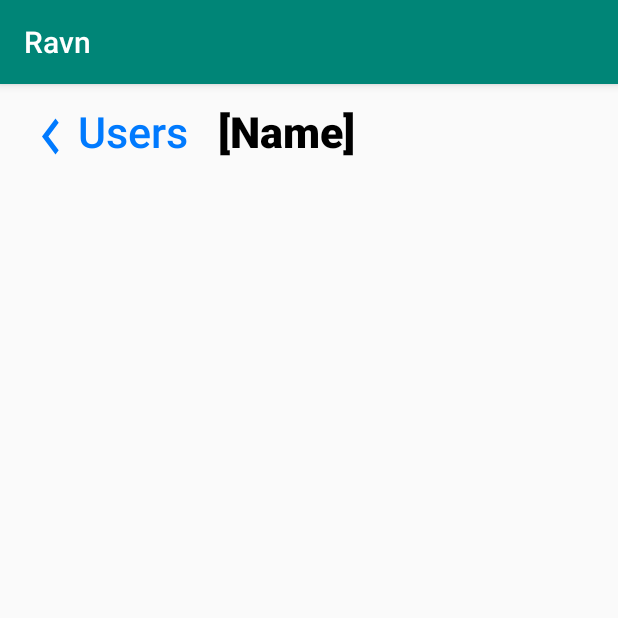
After one commit to dcharrez/Ravn, an Android app: the activity_user_repository screen opened directly, with no data from a screen before it, on a phone screen of 412 x 824 dp, the top half of it. The commit adds this screen. Run offline under Robolectric (Android 15) with nearby library versions, the phone set to English and light mode, and no system bars.

Commit message:
Created activity to show Repositories
- Added button to go back to main activity
- Added new styles and drawable following the Ravn template

```diff
--- a/app/build.gradle
+++ b/app/build.gradle
@@ -24,7 +24,7 @@ android {
 
 dependencies {
     implementation fileTree(dir: 'libs', include: ['*.jar'])
-    implementation"org.jetbrains.kotlin:kotlin-stdlib-jdk7:$kotlin_version"
+    implementation "org.jetbrains.kotlin:kotlin-stdlib-jdk7:$kotlin_version"
     implementation 'com.android.support:appcompat-v7:28.0.0'
     implementation 'com.android.support.constraint:constraint-layout:1.1.3'
     testImplementation 'junit:junit:4.12'
--- a/app/src/main/AndroidManifest.xml
+++ b/app/src/main/AndroidManifest.xml
@@ -9,6 +9,8 @@
             android:roundIcon="@mipmap/ic_launcher_round"
             android:supportsRtl="true"
             android:theme="@style/AppTheme">
+        <activity android:name=".activity_user_repository">
+        </activity>
         <activity android:name=".MainActivity">
             <intent-filter>
                 <action android:name="android.intent.action.MAIN"/>
--- /dev/null
+++ b/app/src/main/java/com/example/ravn/activity_user_repository.kt
@@ -0,0 +1,12 @@
+package com.example.ravn
+
+import android.support.v7.app.AppCompatActivity
+import android.os.Bundle
+
+class activity_user_repository : AppCompatActivity() {
+
+    override fun onCreate(savedInstanceState: Bundle?) {
+        super.onCreate(savedInstanceState)
+        setContentView(R.layout.activity_user_repository)
+    }
+}
--- /dev/null
+++ b/app/src/main/res/drawable/ic_keyboard_arrow_left_black_24dp.xml
@@ -0,0 +1,5 @@
+<vector android:height="48dp" android:tint="#007AFF"
+    android:viewportHeight="24.0" android:viewportWidth="24.0"
+    android:width="36dp" xmlns:android="http://schemas.android.com/apk/res/android">
+    <path android:fillColor="#FF000000" android:pathData="M15.41,16.09l-4.58,-4.59 4.58,-4.59L14,5.5l-6,6 6,6z"/>
+</vector>
--- /dev/null
+++ b/app/src/main/res/layout/activity_user_repository.xml
@@ -0,0 +1,46 @@
+<?xml version="1.0" encoding="utf-8"?>
+<android.support.constraint.ConstraintLayout
+        xmlns:android="http://schemas.android.com/apk/res/android"
+        xmlns:tools="http://schemas.android.com/tools"
+        xmlns:app="http://schemas.android.com/apk/res-auto"
+        android:layout_width="match_parent"
+        android:layout_height="match_parent"
+        tools:context=".activity_user_repository">
+
+    <LinearLayout
+            android:layout_width="match_parent"
+            android:layout_height="match_parent"
+            android:orientation="vertical"
+            app:layout_constraintEnd_toEndOf="parent"
+            tools:layout_editor_absoluteY="0dp">
+
+    <LinearLayout
+            android:layout_width="match_parent"
+            android:layout_height="match_parent"
+            android:orientation="horizontal">
+
+        <TextView
+                style="@style/buttonBackUsers"
+                android:id="@+id/github_user_name"
+                android:layout_width="wrap_content"
+                android:layout_height="wrap_content"
+                android:layout_marginLeft="16dp"
+                android:layout_marginTop="12dp"
+                android:drawableLeft="@drawable/ic_keyboard_arrow_left_black_24dp"
+                android:text="Users"/>
+
+        <TextView
+                style="@style/CustomTextBold"
+                android:id="@+id/github_user_location"
+                android:layout_width="wrap_content"
+                android:text="[Name]"
+                android:layout_height="wrap_content"
+                android:layout_marginLeft="20dp"
+                android:layout_marginTop="12dp"/>
+
+
+    </LinearLayout>
+
+    </LinearLayout>
+
+</android.support.constraint.ConstraintLayout>
--- a/app/src/main/res/values/colors.xml
+++ b/app/src/main/res/values/colors.xml
@@ -7,4 +7,5 @@
     <color name="colorBlack">#000000</color>
     <color name="colorGray">#EAEAEB</color>
     <color name="colorItemText">#777777</color>
+    <color name="colorSKyBlue">#007AFE</color>
 </resources>
--- a/app/src/main/res/values/styles.xml
+++ b/app/src/main/res/values/styles.xml
@@ -10,6 +10,12 @@
 
     <style name="CustomTitleText" parent="TextAppearance.AppCompat.Title">
         <item name="android:textSize">30sp</item>
+        <item name="android:textColor">@color/colorBlack</item>
+        <item name="android:textStyle">bold</item>
+    </style>
+
+    <style name="CustomTextBold" parent="TextAppearance.AppCompat.Title">
+        <item name="android:textSize">12.8pt</item>
         <item name="android:textColor">@color/colorBlack</item>
         <item name="android:textStyle">bold</item>
     </style>
@@ -29,6 +35,11 @@
         <item name="android:textColor">@color/colorItemText</item>
     </style>
 
+    <style name="buttonBackUsers" parent="TextAppearance.AppCompat.Title">
+        <item name="android:textSize">12.8pt</item>
+        <item name="android:textColor">@color/colorSKyBlue</item>
+    </style>
+
 
 
 </resources>
```
